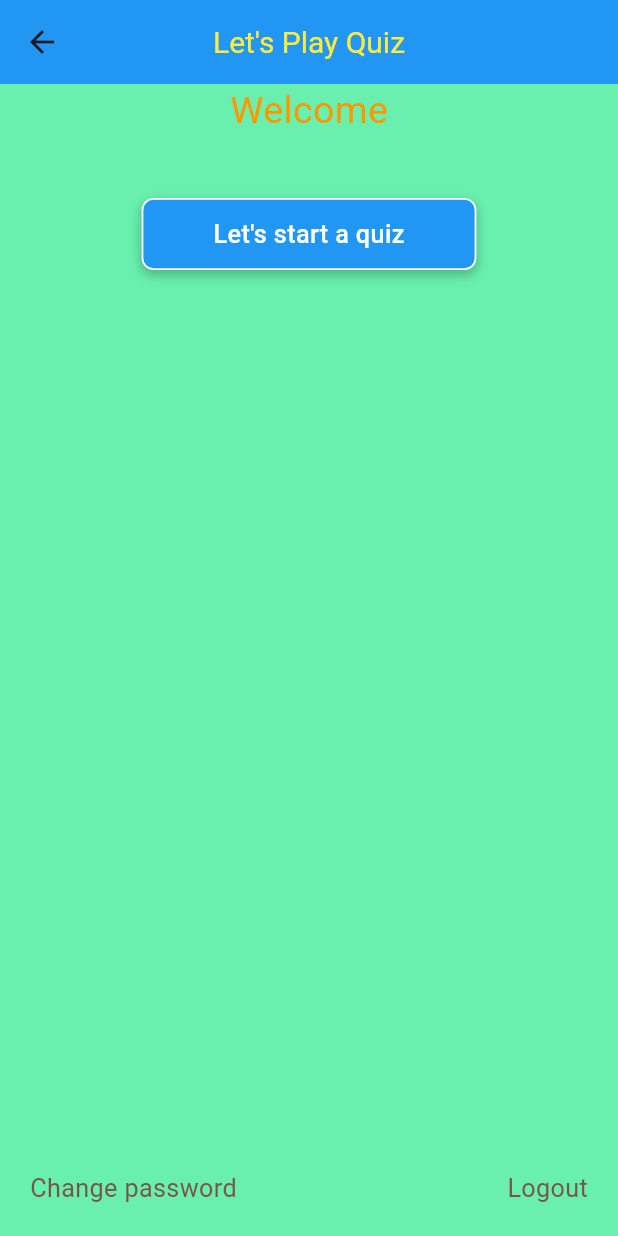
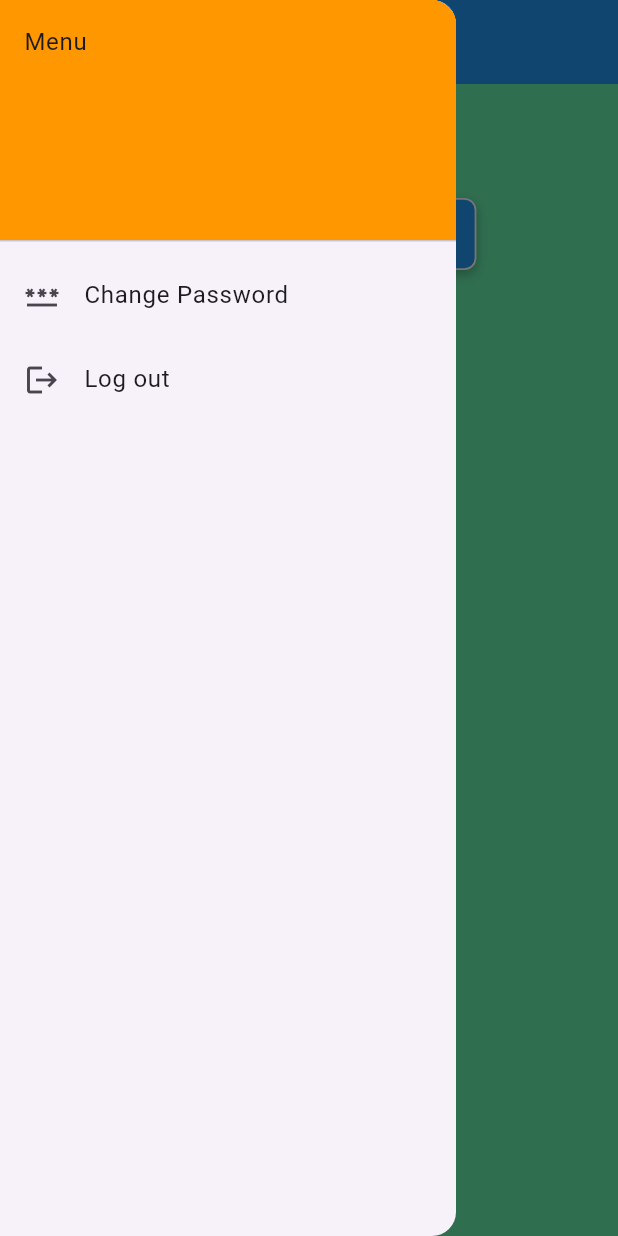
Before and after one commit to viethuynh98/flutter_CK, a Flutter app: the HomePage screen opened directly, with the side drawer open (before the commit the screen has no drawer), on a phone screen of 412 x 824 dp. Run offline on Flutter 3.47's test engine with Material 3 defaults, Android fonts, the phone set to English and light mode, and no system bars; our stand-ins replace animated_splash_screen, get, page_transition, shared_preferences; accounts and stored records are empty.

Commit message:
+ add drawer to home page

```diff
--- a/lib/pages/home_page.dart
+++ b/lib/pages/home_page.dart
@@ -33,7 +33,41 @@ class _HomePageState extends State<HomePage> {
   Widget build(BuildContext context) {
     return Scaffold(
       backgroundColor: Colors.greenAccent,
+      drawer: Drawer(
+          child: ListView(
+        children: [
+          const DrawerHeader(
+            decoration: BoxDecoration(color: Colors.orange),
+            child: Text("Menu"),
+          ),
+          ListTile(
+            leading: const Icon(Icons.password),
+            title: const Text("Change Password"),
+            onTap: () {
+              Route route = MaterialPageRoute(
+                  builder: (context) => ChangePasswordPage(
+                        username: widget.username,
+                      ));
+              Navigator.push(context, route);
+            },
+          ),
+          ListTile(
+            leading: const Icon(Icons.logout),
+            title: const Text("Log out"),
+            onTap: () {
+              prefs.saveKeyCheck();
+              Route route =
+                  MaterialPageRoute(builder: (context) => const LoginPage());
+              Navigator.of(context).pushAndRemoveUntil(
+                route,
+                (route) => false,
+              );
+            },
+          ),
+        ],
+      )),
       appBar: AppBar(
+        // automaticallyImplyLeading: false,
         title: const Text(
           "Let's Play Quiz",
         ),
@@ -62,43 +96,6 @@ class _HomePageState extends State<HomePage> {
               ),
             ),
           ),
-          Positioned(
-              left: 20.0,
-              right: 20.0,
-              bottom: 20.0,
-              child: Row(
-                mainAxisAlignment: MainAxisAlignment.spaceBetween,
-                children: [
-                  GestureDetector(
-                    onTap: () {
-                      Route route = MaterialPageRoute(
-                          builder: (context) => ChangePasswordPage(
-                                username: widget.username,
-                              ));
-                      Navigator.push(context, route);
-                    },
-                    child: const Text(
-                      'Change password',
-                      style: TextStyle(color: Colors.brown, fontSize: 16.8),
-                    ),
-                  ),
-                  GestureDetector(
-                    onTap: () async {
-                      prefs.saveKeyCheck();
-                      Route route = MaterialPageRoute(
-                          builder: (context) => const LoginPage());
-                      Navigator.of(context).pushAndRemoveUntil(
-                        route,
-                        (route) => false,
-                      );
-                    },
-                    child: const Text(
-                      'Logout',
-                      style: TextStyle(color: Colors.brown, fontSize: 16.8),
-                    ),
-                  ),
-                ],
-              ))
         ],
       ),
     );
```
